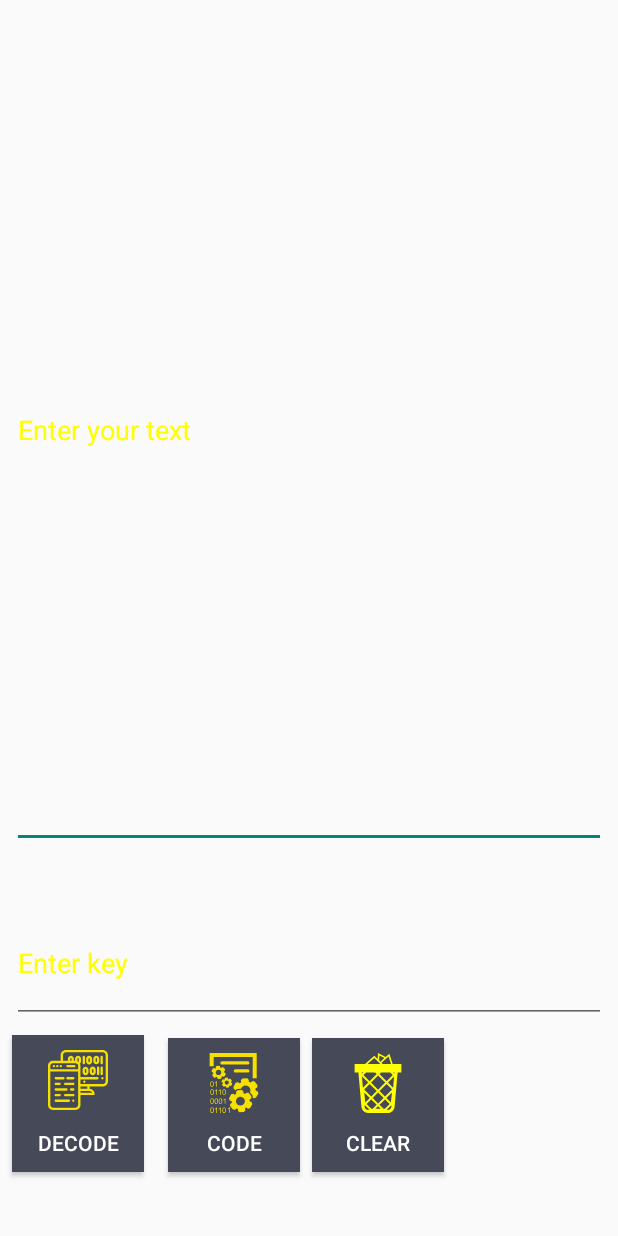
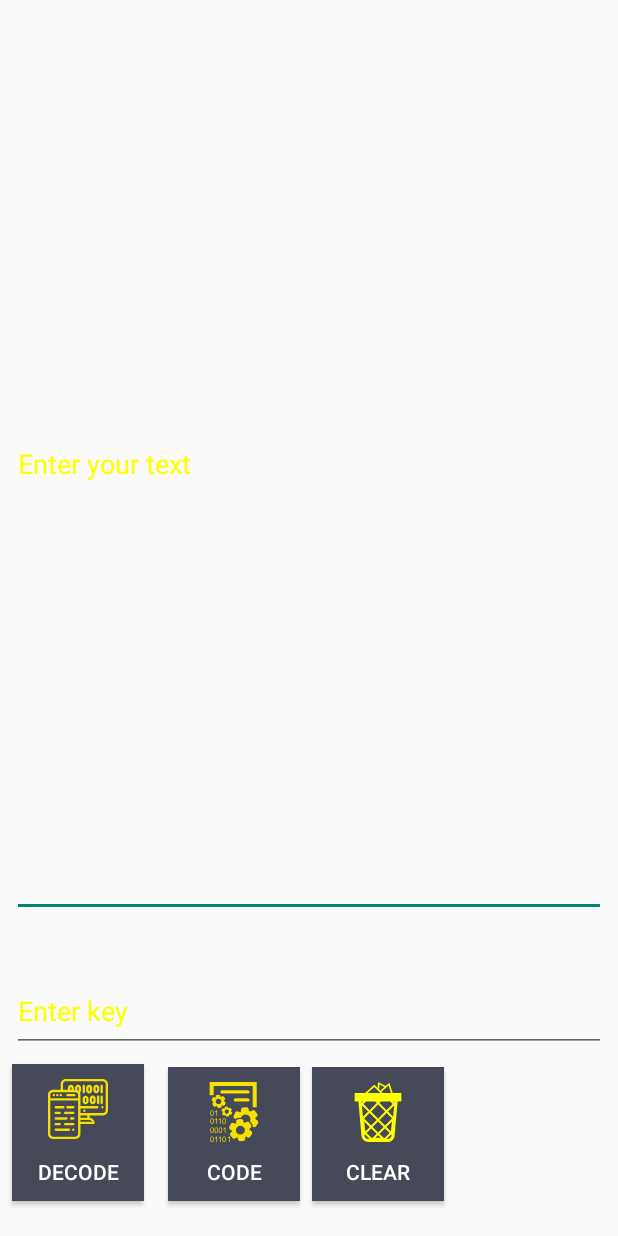
Before and after one commit to WadimKa/Decoda, an Android app: the layout fragment_workplace.xml on its own in the app's theme, with its tools: preview values and no code run, on a phone screen of 412 x 824 dp. Run offline under Robolectric (Android 15) with nearby library versions, the light colour scheme and no system bars.

```diff
--- a/app/src/main/res/layout/fragment_workplace.xml
+++ b/app/src/main/res/layout/fragment_workplace.xml
@@ -9,7 +9,7 @@
     <EditText
         android:id="@+id/et_text_work_space"
         android:layout_width="match_parent"
-        android:layout_height="wrap_content"
+        android:layout_height="380dp"
         android:layout_marginEnd="8dp"
         android:layout_marginStart="8dp"
         android:layout_marginTop="8dp"
@@ -37,7 +37,7 @@
     <EditText
         android:id="@+id/editTextForKey"
         android:layout_width="match_parent"
-        android:layout_height="wrap_content"
+        android:layout_height="40dp"
         android:layout_marginEnd="8dp"
         android:layout_marginStart="8dp"
         android:layout_weight="1"
--- a/app/src/main/res/values/strings.xml
+++ b/app/src/main/res/values/strings.xml
@@ -8,4 +8,5 @@
     <string name="enter_key">Enter key</string>
     <string name="share_menu">Share</string>
     <string name="clear">Clear</string>
+    <string name="count_of_encodings">The number of encodings is redundant</string>
 </resources>
```
Also changed, not shown: app/src/main/java/com/wadimkazak/locker/FragmentWork.java (+12 -0 lines), app/src/main/java/com/wadimkazak/locker/WorkText.java (+7 -4 lines).
